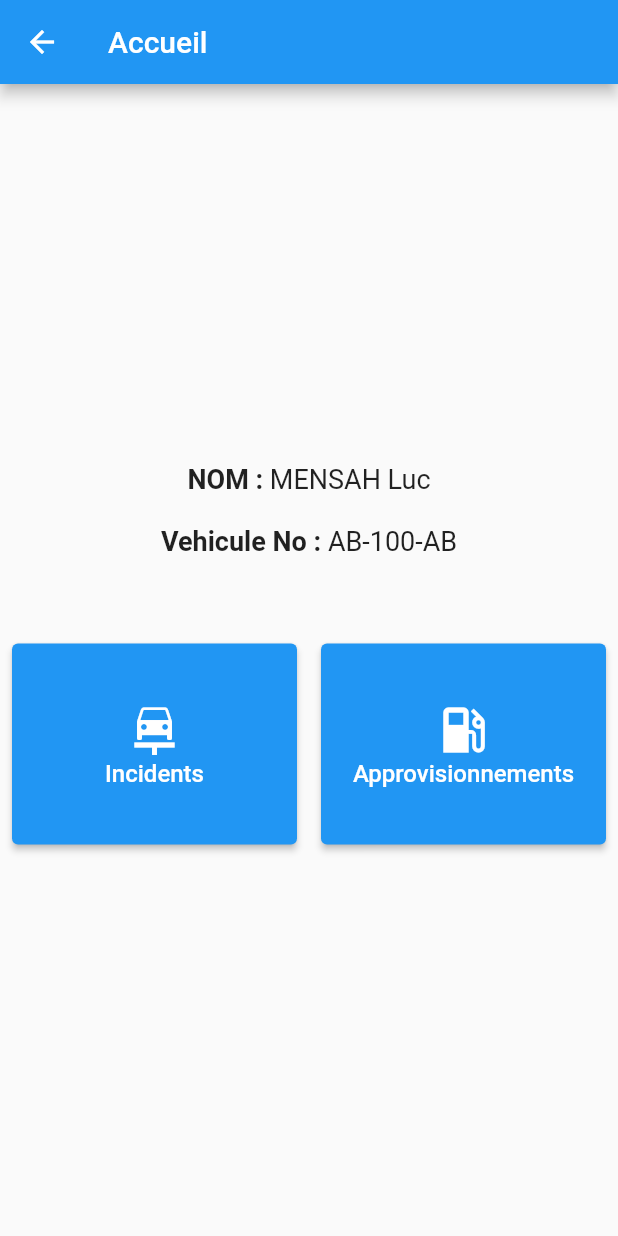
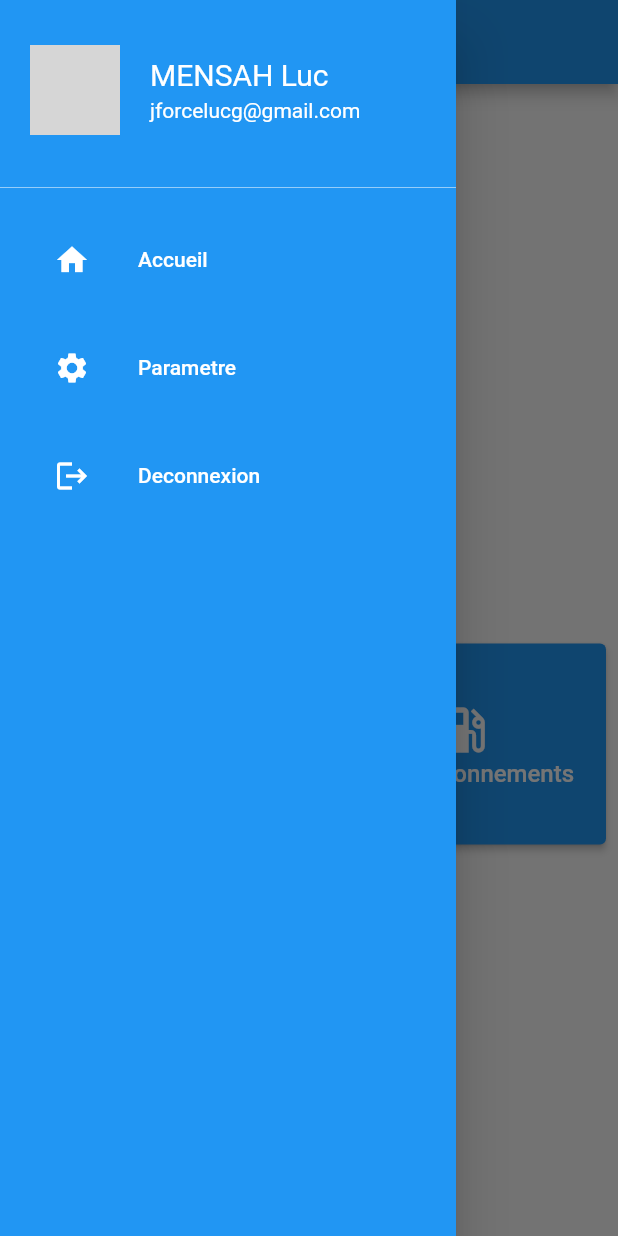
Before and after one commit to iamSangohan/cars_manager, a Flutter app: the AccueilScreen screen opened directly, with the side drawer open (before the commit the screen has no drawer), on a phone screen of 412 x 824 dp. Run offline on Flutter 3.47's test engine with Material 2 defaults, Android fonts, the phone set to English and light mode, and no system bars; network calls fail; grey boxes are pictures that could not be loaded.

Commit message:
#feat : Add navigation drawer to AccueilScreen

```diff
--- a/lib/app_screens/accueil.dart
+++ b/lib/app_screens/accueil.dart
@@ -1,3 +1,4 @@
+import 'package:cars_manager/app_screens/drawer.dart';
 import 'package:flutter/material.dart';
 
 class AccueilScreen extends StatelessWidget {
@@ -6,6 +7,7 @@ class AccueilScreen extends StatelessWidget {
   @override
   Widget build(BuildContext context) {
     return Scaffold(
+      drawer: const NavigationDrawer(),
       appBar: AppBar(
         title: const Text('Accueil'),
       ),
--- /dev/null
+++ b/lib/app_screens/drawer.dart
@@ -0,0 +1,131 @@
+import 'package:cars_manager/app_screens/accueil.dart';
+import 'package:cars_manager/app_screens/parametre.dart';
+import 'package:flutter/material.dart';
+
+class NavigationDrawer extends StatefulWidget {
+  const NavigationDrawer({super.key});
+
+  @override
+  State<NavigationDrawer> createState() => _NavigationDrawerState();
+}
+
+class _NavigationDrawerState extends State<NavigationDrawer> {
+  final padding = const EdgeInsets.symmetric(horizontal: 20);
+
+
+  @override
+  Widget build(BuildContext context) {
+    const name = 'MENSAH Luc';
+    const email = 'jforcelucg@gmail.com';
+    const urlImage = 'https://avatars.githubusercontent.com/u/55942632?v=4';
+
+    return Drawer(
+      child: Material(
+        color: Colors.blue,
+        child: ListView(
+          // padding: padding,
+          children: <Widget>[
+            const SizedBox(height: 15),
+            buildHeader(
+              urlImage: urlImage,
+              name: name,
+              email: email,
+            ),
+            const Divider(color: Colors.white70, height: 40, thickness: 0.5),
+            Container(
+              padding: padding,
+              child: Column(
+                children: [
+                  buildMenuItem(
+                    text: 'Accueil',
+                    icon: Icons.home,
+                    onClicked: () => selectedItem(context, 0),
+                  ),
+                  const SizedBox(height: 16),
+                  buildMenuItem(
+                    text: 'Parametre',
+                    icon: Icons.settings,
+                    onClicked: () => selectedItem(context, 1),
+                  ),
+                  const SizedBox(height: 16),
+                  buildMenuItem(
+                    text: 'Deconnexion',
+                    icon: Icons.logout,
+                    onClicked: () => selectedItem(context, 2),
+                  ),
+                ],
+              )
+            )
+          ],
+        ),
+      ),
+    );
+  }
+
+  Widget buildMenuItem({required String text, required IconData icon, VoidCallback? onClicked}) {
+    const color = Colors.white;
+    const hoverColor = Colors.white70;
+
+    return ListTile(
+      leading: Icon(icon, color: color),
+      title: Text(text, style: const TextStyle(color: color)),
+      hoverColor: hoverColor,
+      onTap: onClicked,
+    );
+  }
+
+  void selectedItem(BuildContext context, int index) {
+    Navigator.of(context).pop();
+
+    switch (index) {
+      case 0:
+        Navigator.of(context).push(MaterialPageRoute(
+          builder: (context) => const AccueilScreen(),
+        ));
+
+        break;
+      case 1:
+        Navigator.of(context).push(MaterialPageRoute(
+          builder: (context) => const ParametreScreen(),
+        ));
+        break;
+      case 2:
+        Navigator.of(context).push(MaterialPageRoute(
+          builder: (context) => const ParametreScreen(),
+        ));
+        break;
+    }
+  }
+
+  Widget buildHeader({required String urlImage, required String name, required String email}) {
+    return InkWell(
+      child: Container(
+        padding: padding.add(const EdgeInsets.symmetric(vertical: 15)),
+        child: Row(
+          children: [
+            CircleAvatar(
+              radius: 30,
+              backgroundImage: NetworkImage(urlImage)
+            ),
+            const SizedBox(width: 20),
+            Column(
+              crossAxisAlignment: CrossAxisAlignment.start,
+              children: [
+                Text(
+                  name,
+                  style: const TextStyle(fontSize: 20, color: Colors.white),
+                ),
+                const SizedBox(height: 4),
+                Text(
+                  email,
+                  style: const TextStyle(fontSize: 14, color: Colors.white),
+                ),
+              ],
+            ),
+            const Spacer(),
+          ],
+        ),
+      ),
+    );
+  }
+}
```
